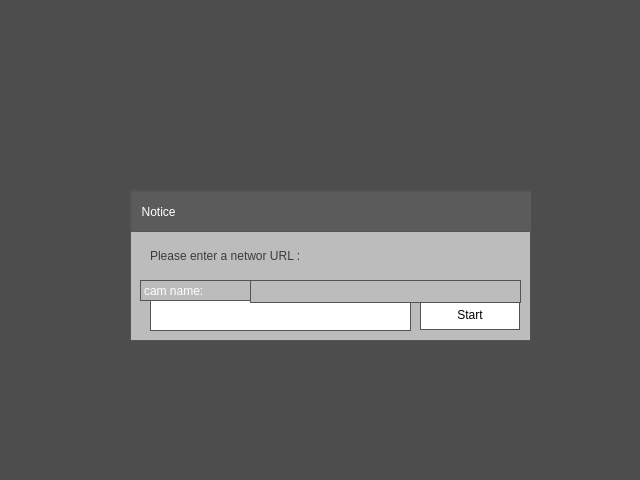
First picture: the form in highpassQ/stream_ui.ui, repository BlueBird-0/veda-qt-highpass-server, before the edit.
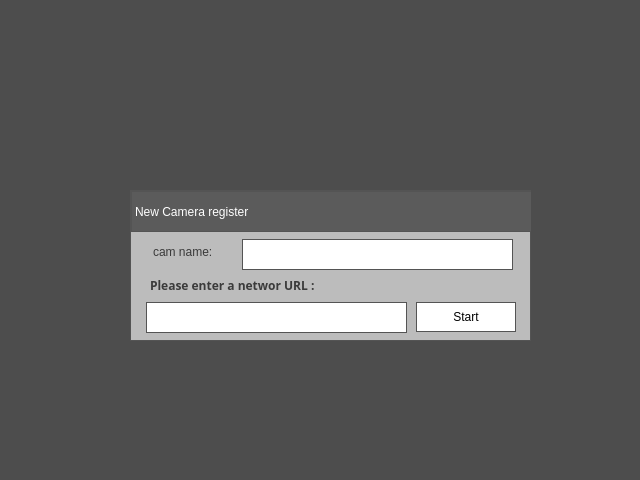
Second picture: the form after the edit. Icons and pictures are not drawn.

Commit message: feat: stream registed cam ----fix to load camera

Diff of the .ui file:
```diff
--- a/highpassQ/stream_ui.ui
+++ b/highpassQ/stream_ui.ui
@@ -51,8 +51,8 @@
    <widget class="QPushButton" name="startBtn">
     <property name="geometry">
      <rect>
-      <x>290</x>
-      <y>110</y>
+      <x>286</x>
+      <y>112</y>
       <width>100</width>
       <height>30</height>
      </rect>
@@ -106,39 +106,14 @@
 background-color: rgb(91, 91, 91);</string>
     </property>
     <property name="text">
-     <string>  Notice</string>
-    </property>
-   </widget>
-   <widget class="QLabel" name="label_7">
-    <property name="geometry">
-     <rect>
-      <x>20</x>
-      <y>50</y>
-      <width>371</width>
-      <height>31</height>
-     </rect>
-    </property>
-    <property name="sizePolicy">
-     <sizepolicy hsizetype="Preferred" vsizetype="Preferred">
-      <horstretch>0</horstretch>
-      <verstretch>0</verstretch>
-     </sizepolicy>
-    </property>
-    <property name="styleSheet">
-     <string notr="true">font: bold 13pt &quot;Sans Serif&quot;;
-color:rgb(59, 59, 59);
-border: 0px solid rgb(84, 84, 84);
-</string>
-    </property>
-    <property name="text">
-     <string>Please enter a networ URL : </string>
+     <string>New Camera register</string>
     </property>
    </widget>
    <widget class="QLineEdit" name="lineEdit">
     <property name="geometry">
      <rect>
-      <x>20</x>
-      <y>110</y>
+      <x>16</x>
+      <y>112</y>
       <width>261</width>
       <height>31</height>
      </rect>
@@ -199,39 +174,79 @@
      </property>
     </widget>
    </widget>
-   <widget class="QLabel" name="label">
+   <widget class="QLineEdit" name="lineEdit_9">
     <property name="geometry">
      <rect>
-      <x>10</x>
-      <y>90</y>
-      <width>111</width>
+      <x>112</x>
+      <y>49</y>
+      <width>271</width>
+      <height>31</height>
+     </rect>
+    </property>
+    <property name="styleSheet">
+     <string notr="true">background-color: rgb(255, 255, 255);</string>
+    </property>
+   </widget>
+   <widget class="QLabel" name="label_5">
+    <property name="geometry">
+     <rect>
+      <x>23</x>
+      <y>51</y>
+      <width>91</width>
       <height>21</height>
      </rect>
     </property>
     <property name="styleSheet">
-     <string notr="true">color: rgb(255, 255, 255);</string>
+     <string notr="true">color: rgb(58, 58, 58);
+font: bold 9pt &quot;Sans Serif&quot;;
+background-color: transparent;
+border: 0px solid rgb(84, 84, 84);</string>
     </property>
     <property name="text">
      <string>cam name:</string>
     </property>
    </widget>
-   <widget class="QLineEdit" name="lineEdit_2">
+   <widget class="QLabel" name="label_12">
     <property name="geometry">
      <rect>
-      <x>120</x>
-      <y>90</y>
-      <width>271</width>
-      <height>23</height>
+      <x>20</x>
+      <y>80</y>
+      <width>361</width>
+      <height>31</height>
      </rect>
     </property>
+    <property name="sizePolicy">
+     <sizepolicy hsizetype="Preferred" vsizetype="Preferred">
+      <horstretch>0</horstretch>
+      <verstretch>0</verstretch>
+     </sizepolicy>
+    </property>
+    <property name="font">
+     <font>
+      <family>Sans Serif</family>
+      <pointsize>9</pointsize>
+      <weight>75</weight>
+      <italic>false</italic>
+      <bold>true</bold>
+     </font>
+    </property>
+    <property name="styleSheet">
+     <string notr="true">font: bold 9pt &quot;Sans Serif&quot;;
+color:rgb(59, 59, 59);
+border: 0px solid rgb(84, 84, 84);
+</string>
+    </property>
+    <property name="text">
+     <string>Please enter a networ URL : </string>
+    </property>
    </widget>
    <zorder>widget_3</zorder>
    <zorder>label_8</zorder>
    <zorder>startBtn</zorder>
-   <zorder>label_7</zorder>
    <zorder>lineEdit</zorder>
-   <zorder>label</zorder>
-   <zorder>lineEdit_2</zorder>
+   <zorder>lineEdit_9</zorder>
+   <zorder>label_5</zorder>
+   <zorder>label_12</zorder>
   </widget>
   <widget class="QLabel" name="video_label">
    <property name="geometry">
```
The commit also changes 9 other files.
